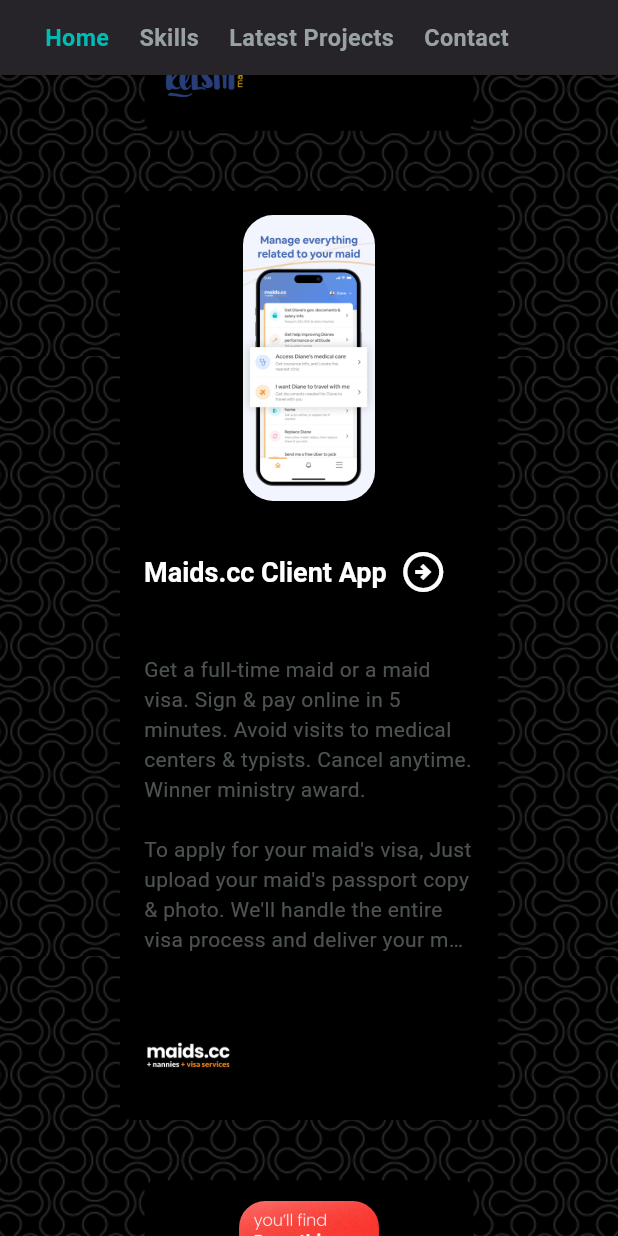
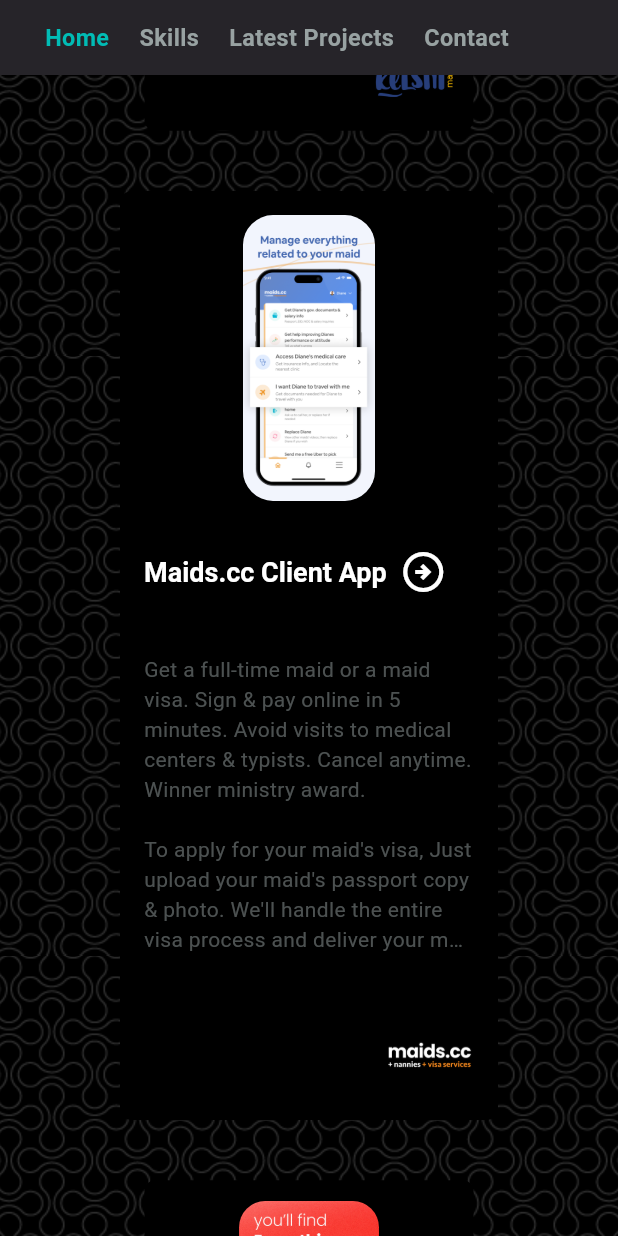
Before and after one commit to alhasan-s-aboobaid/alhasan-s-aboobaid.github.io, a Flutter app: the screen it shows after launch, swiped to page 3, on a phone screen of 412 x 824 dp. Run offline on Flutter 3.47's test engine with Material 3 defaults, Android fonts, the light colour scheme and no system bars; drawn by our look-alikes of carousel_slider; our stand-ins replace flutter_screenutil, font_awesome_flutter.

Commit message:
some fixes

```diff
--- a/lib/pages/home/widgets/appbar.dart
+++ b/lib/pages/home/widgets/appbar.dart
@@ -127,7 +127,24 @@
         },
         child: Padding(
             padding: const EdgeInsets.symmetric(horizontal: 10),
-            child: _buildAnimatedText(title, pageProvider, index)),
+            child: Column(
+              mainAxisAlignment: MainAxisAlignment.center,
+              crossAxisAlignment: CrossAxisAlignment.center,
+              children: [
+                _buildAnimatedText(title, pageProvider, index),
+               /* if(pageProvider.currentIndex == index)
+                  2.verticalSpace,
+                if(pageProvider.currentIndex == index)
+                  Container(
+                  width: 4,
+                  height: 4,
+                  decoration: BoxDecoration(
+                    shape: BoxShape.circle,
+                    color: Theme.of(context).themeColors.primaryLight
+                  ),
+                )*/
+              ],
+            )),
       ),
     );
   }
--- a/lib/pages/projects/projects_page.dart
+++ b/lib/pages/projects/projects_page.dart
@@ -134,8 +134,13 @@
             ),
           ),
 
-          Spacer(),
-          project['companyLogo'].toString().toAsset(w: 56.w, h: 56.h,)
+          const Spacer(),
+          Row(
+            mainAxisAlignment: MainAxisAlignment.end,
+            children: [
+              project['companyLogo'].toString().toAsset(w: 56.w, h: 56.h,),
+            ],
+          )
         ],
       ),
     );
```
